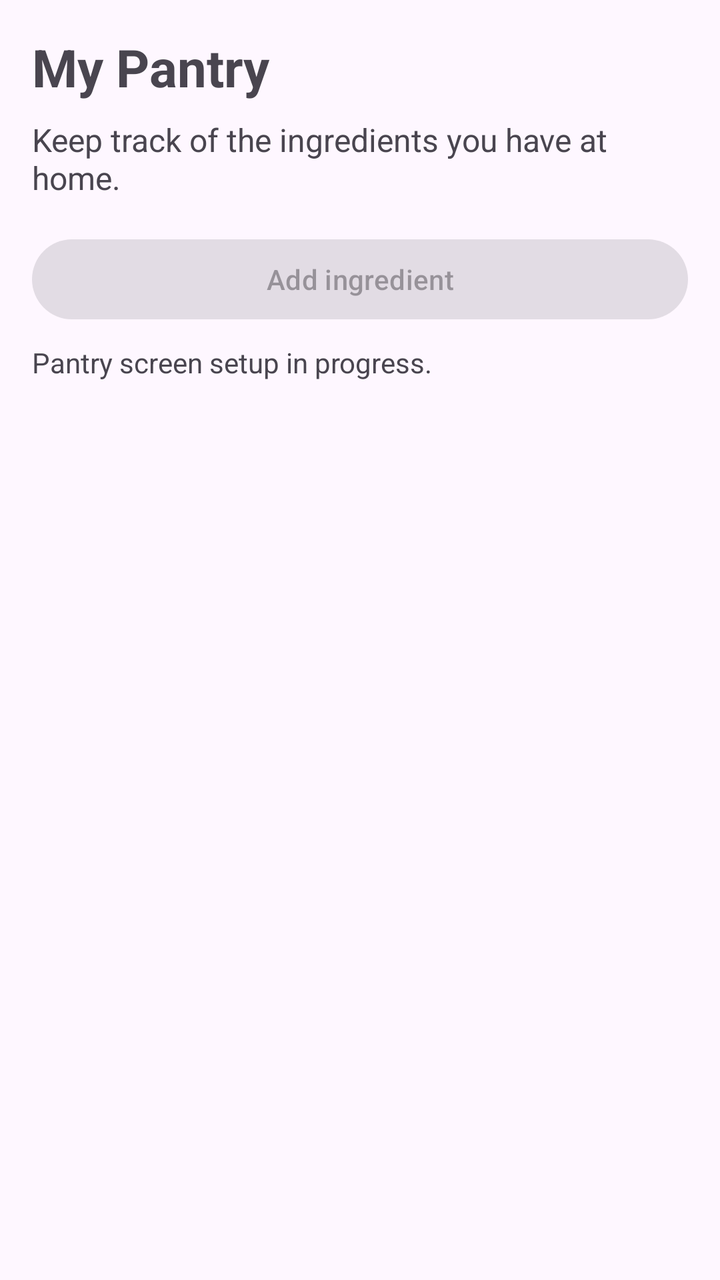
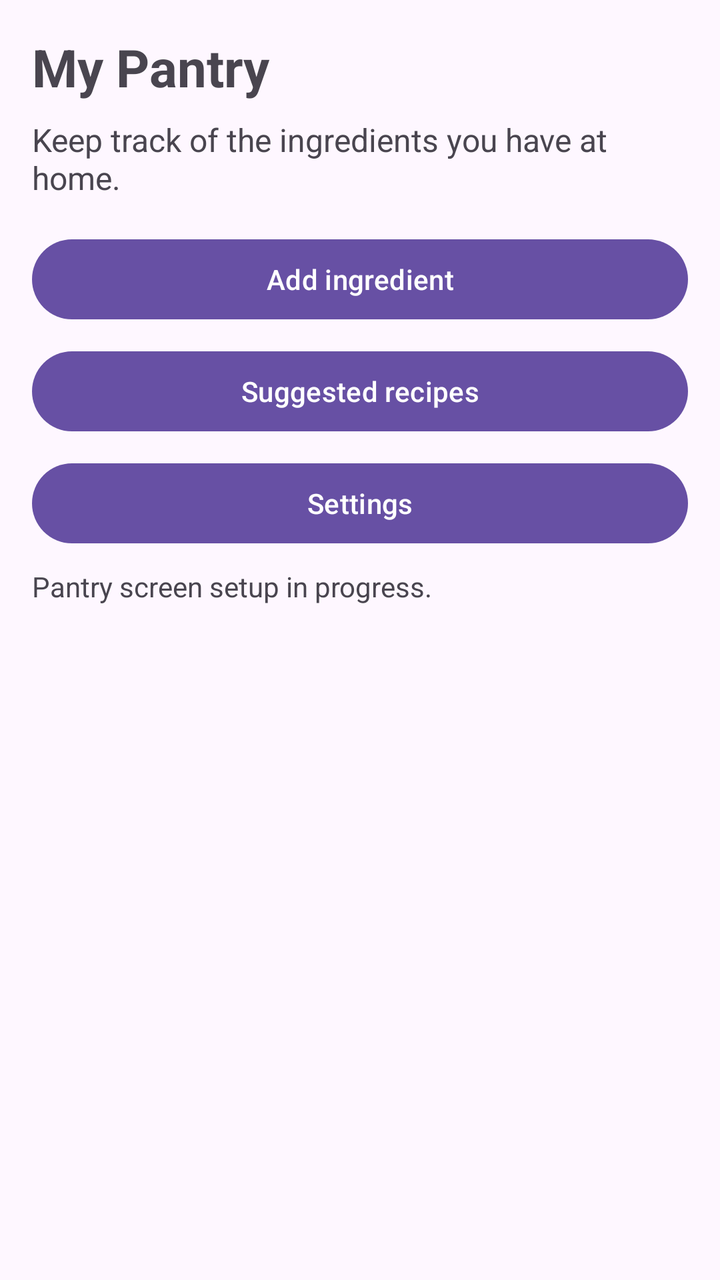

Screens rendered from an Android XML layout before and after an edit, with the pre-edit source and the edit as a unified diff.
<!-- AndroidManifest.xml: application theme Theme.SmartPantryManager -->
<!-- res/layout/activity_main.xml -->
<?xml version="1.0" encoding="utf-8"?>
<LinearLayout
    xmlns:android="http://schemas.android.com/apk/res/android"
    android:id="@+id/main"
    android:layout_width="match_parent"
    android:layout_height="match_parent"
    android:orientation="vertical">

    <LinearLayout
        android:layout_width="match_parent"
        android:layout_height="match_parent"
        android:orientation="vertical"
        android:padding="16dp">

        <TextView
            android:layout_width="match_parent"
            android:layout_height="wrap_content"
            android:text="@string/pantry_title"
            android:textSize="26sp"
            android:textStyle="bold" />

        <TextView
            android:layout_width="match_parent"
            android:layout_height="wrap_content"
            android:layout_marginTop="8dp"
            android:text="@string/pantry_subtitle"
            android:textSize="16sp" />

        <Button
            android:id="@+id/buttonAddIngredient"
            android:layout_width="match_parent"
            android:layout_height="wrap_content"
            android:layout_marginTop="16dp"
            android:enabled="false"
            android:minHeight="48dp"
            android:text="@string/add_ingredient" />

        <TextView
            android:id="@+id/textPantryStatus"
            android:layout_width="match_parent"
            android:layout_height="wrap_content"
            android:layout_marginTop="8dp"
            android:accessibilityLiveRegion="polite"
            android:text="@string/pantry_setup_status"
            android:textSize="14sp" />

        <FrameLayout
            android:layout_width="match_parent"
            android:layout_height="0dp"
            android:layout_marginTop="12dp"
            android:layout_weight="1">

            <ListView
                android:id="@+id/listPantry"
                android:layout_width="match_parent"
                android:layout_height="match_parent"
                android:dividerHeight="1dp"
                android:visibility="gone" />

            <TextView
                android:id="@+id/textEmptyPantry"
                android:layout_width="match_parent"
                android:layout_height="match_parent"
                android:gravity="center"
                android:padding="24dp"
                android:text="@string/empty_pantry"
                android:textSize="18sp"
                android:visibility="gone" />

        </FrameLayout>

    </LinearLayout>

</LinearLayout>
<!-- resources referenced by this layout -->
<resources>
  <string name="add_ingredient">Add ingredient</string>
  <string name="empty_pantry">Your pantry is empty. Add an ingredient to get started.</string>
  <string name="pantry_setup_status">Pantry screen setup in progress.</string>
  <string name="pantry_subtitle">Keep track of the ingredients you have at home.</string>
  <string name="pantry_title">My Pantry</string>
  <style name="Theme.SmartPantryManager" parent="Base.Theme.SmartPantryManager" />
  <style name="Base.Theme.SmartPantryManager" parent="Theme.Material3.DayNight.NoActionBar">
          
          
      </style>
</resources>

<!-- the commit's change to res/layout/activity_main.xml (unified diff, before → after) -->
@@ -31,9 +31,24 @@
             android:layout_width="match_parent"
             android:layout_height="wrap_content"
             android:layout_marginTop="16dp"
-            android:enabled="false"
             android:minHeight="48dp"
             android:text="@string/add_ingredient" />
+
+        <Button
+            android:id="@+id/buttonSuggestedRecipes"
+            android:layout_width="match_parent"
+            android:layout_height="wrap_content"
+            android:layout_marginTop="8dp"
+            android:minHeight="48dp"
+            android:text="Suggested recipes" />
+
+        <Button
+            android:id="@+id/buttonSettings"
+            android:layout_width="match_parent"
+            android:layout_height="wrap_content"
+            android:layout_marginTop="8dp"
+            android:minHeight="48dp"
+            android:text="Settings" />
 
         <TextView
             android:id="@+id/textPantryStatus"
